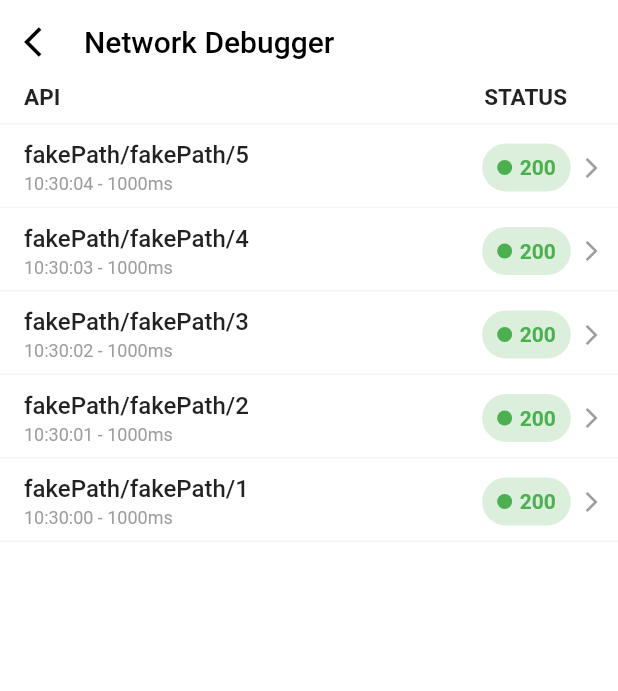
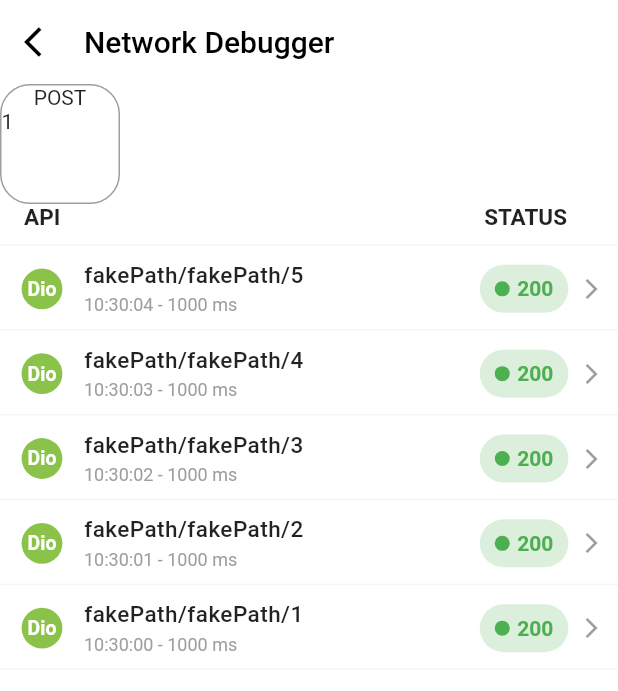
Before and after one commit to melior-vn/flutter_in_app_debugger, a Flutter app: the screen it shows after launch, after a tap on the "settings" icon, on a phone screen of 412 x 824 dp. Shown: the top 691 px of the screen. Run offline on Flutter 3.47's test engine with Material 2 defaults, Android fonts, the phone set to English and light mode, and no system bars; our stand-ins replace dio, plugin_platform_interface.

Commit message:
Update code

```diff
--- a/lib/home/overlay_view.dart
+++ b/lib/home/overlay_view.dart
@@ -2,9 +2,9 @@ import 'dart:async';
 
 import 'package:dio/dio.dart';
 import 'package:flutter/material.dart';
+import 'package:flutter_in_app_debugger/networks/models/models.dart';
 
 import '../networks/inspector_view.dart';
-import '../networks/models/network_event.dart';
 
 class FlutterInAppDebuggerView extends StatefulWidget {
   FlutterInAppDebuggerView() : super(key: FlutterInAppDebuggerView.globalKey);
@@ -55,7 +55,14 @@ class _FlutterInAppDebuggerViewState extends State<FlutterInAppDebuggerView>
   }
 
   NetworkEvent addNetworkRequest({required RequestOptions request}) {
-    final networkEvent = NetworkEvent(request: request);
+    final networkEvent = NetworkEvent(
+        request: NetworkRequest(
+      baseUrl: request.baseUrl,
+      path: request.path,
+      method: request.method,
+      requestObject: request,
+    ));
+
     _requests.insert(0, networkEvent);
     _requestsStream.add(networkEvent);
     return networkEvent;
@@ -63,13 +70,17 @@ class _FlutterInAppDebuggerViewState extends State<FlutterInAppDebuggerView>
 
   NetworkEvent? addNetworkResponse({required Response response}) {
     final networkEventIndex = _requests.indexWhere((element) =>
-        element.request.hashCode == response.requestOptions.hashCode);
+        element.request.requestObject.hashCode ==
+        response.requestOptions.hashCode);
     if (networkEventIndex != -1) {
-      _requests[networkEventIndex].setResponse = response;
+      _requests[networkEventIndex].setResponse = NetworkResponse(
+        response: response,
+        statusCode: response.statusCode ?? 999,
+      );
       _requestsStream.add(_requests[networkEventIndex]);
       return _requests[networkEventIndex];
     } else {
-      debugPrint('not found request');
+      debugPrint('[Flutter In-app Debugger] not found request');
       return null;
     }
   }
@@ -79,11 +90,11 @@ class _FlutterInAppDebuggerViewState extends State<FlutterInAppDebuggerView>
         element.request.hashCode == dioError.requestOptions.hashCode);
     if (networkEventIndex != -1) {
       final networkEvent = _requests[networkEventIndex];
-      networkEvent.setError = dioError;
+      networkEvent.setError = NetworkError(error: dioError);
       _requestsStream.add(networkEvent);
       return networkEvent;
     } else {
-      debugPrint('not found request');
+      debugPrint('[Flutter In-app Debugger] not found request');
       return null;
     }
   }
--- a/lib/interceptors/melior_dio_interceptor.dart
+++ b/lib/interceptors/melior_dio_interceptor.dart
@@ -4,7 +4,7 @@ import 'package:dio/dio.dart';
 
 import '../home/overlay_view.dart';
 
-enum FakeDataType { response, error }
+enum FakeDataType { response, error, onlyRequest }
 
 class MeliorDioInterceptors extends Interceptor {
   @override
@@ -77,6 +77,8 @@ class MeliorDioInterceptors extends Interceptor {
                   message: 'DioError',
                 ));
             break;
+          case FakeDataType.onlyRequest:
+            break;
         }
       });
       if (currentNumberOfRepetions == numberOfRepetions) {
--- /dev/null
+++ b/lib/networks/components/dio_logo_widget.dart
@@ -0,0 +1,30 @@
+import 'package:flutter/material.dart';
+
+import '../../configs/configs.dart';
+
+class DioLogoWidget extends StatelessWidget {
+  const DioLogoWidget({
+    Key? key,
+  }) : super(key: key);
+
+  @override
+  Widget build(BuildContext context) {
+    return Container(
+      width: DEFAULT_PADDING * 1.7,
+      height: DEFAULT_PADDING * 1.7,
+      padding: const EdgeInsets.all(DEFAULT_PADDING / 4),
+      decoration: BoxDecoration(
+        color: Colors.lightGreen,
+        borderRadius: BorderRadius.circular(20),
+      ),
+      child: const Center(
+        child: FittedBox(
+          child: Text(
+            'Dio',
+            style: TextStyle(color: Colors.white, fontWeight: FontWeight.w600),
+          ),
+        ),
+      ),
+    );
+  }
+}
--- /dev/null
+++ b/lib/networks/components/network_debugger_header_widget.dart
@@ -0,0 +1,68 @@
+import 'package:flutter/material.dart';
+
+import '../../configs/configs.dart';
+
+class NetworkDebuggerHeaderWidget extends StatelessWidget {
+  const NetworkDebuggerHeaderWidget({
+    Key? key,
+  }) : super(key: key);
+
+  @override
+  Widget build(BuildContext context) {
+    return Column(
+      mainAxisSize: MainAxisSize.min,
+      children: [
+        Row(
+          children: [
+            Container(
+              width: 80,
+              height: 80,
+              decoration: BoxDecoration(
+                border: Border.all(color: Colors.grey),
+                borderRadius: BorderRadius.circular(20),
+              ),
+              child: Column(
+                mainAxisSize: MainAxisSize.min,
+                children: [
+                  Text('POST'),
+                  Row(
+                    children: [Text('1')],
+                  )
+                ],
+              ),
+            )
+          ],
+        ),
+        Row(
+          children: const [
+            SizedBox(width: DEFAULT_PADDING),
+            NetworkDebuggerHeaderItemWidget(title: 'API'),
+            Spacer(),
+            NetworkDebuggerHeaderItemWidget(title: 'STATUS'),
+            SizedBox(width: DEFAULT_PADDING + 18)
+          ],
+        ),
+      ],
+    );
+  }
+}
+
+class NetworkDebuggerHeaderItemWidget extends StatelessWidget {
+  const NetworkDebuggerHeaderItemWidget({
+    Key? key,
+    required this.title,
+  }) : super(key: key);
+
+  final String title;
+
+  @override
+  Widget build(BuildContext context) {
+    return Text(
+      title,
+      style: const TextStyle(
+        fontSize: 15,
+        fontWeight: FontWeight.w700,
+      ),
+    );
+  }
+}
--- a/lib/networks/components/network_item_widget.dart
+++ b/lib/networks/components/network_item_widget.dart
@@ -2,15 +2,20 @@ import 'package:flutter/material.dart';
 import 'package:flutter_in_app_debugger/configs/configs.dart';
 import 'package:intl/intl.dart';
 
-import '../models/network_event.dart';
+import '../models/models.dart';
+import 'network_status_widget.dart';
 
 class NetworkItemWidget extends StatelessWidget {
   const NetworkItemWidget({
     Key? key,
     required this.networkEvent,
+    this.logo,
+    this.logoPadding = const EdgeInsets.only(right: DEFAULT_PADDING * 0.9),
   }) : super(key: key);
 
   final NetworkEvent networkEvent;
+  final Widget? logo;
+  final EdgeInsets logoPadding;
 
   @override
   Widget build(BuildContext context) {
@@ -21,17 +26,22 @@ class NetworkItemWidget extends StatelessWidget {
               .difference(networkEvent.requestTime)
               .inMilliseconds
               .toString() +
-          'ms';
+          ' ms';
     }
     return Padding(
       padding: const EdgeInsets.fromLTRB(
-        DEFAULT_PADDING,
+        DEFAULT_PADDING * 0.9,
         DEFAULT_PADDING * 2 / 3,
         DEFAULT_PADDING * 1.8 / 3,
         0,
       ),
       child: Row(
         children: [
+          if (logo != null)
+            Padding(
+              padding: logoPadding,
+              child: logo!,
+            ),
           Expanded(
             child: Column(
               mainAxisSize: MainAxisSize.min,
@@ -40,11 +50,12 @@ class NetworkItemWidget extends StatelessWidget {
                 Text(
                   networkEvent.request.path,
                   style: const TextStyle(
-                    fontSize: 16,
+                    fontSize: 15,
                     fontWeight: FontWeight.w500,
+                    letterSpacing: 0.3,
                   ),
                 ),
-                const SizedBox(height: 3),
+                const SizedBox(height: DEFAULT_PADDING / 4),
                 Text(
                   subTitle,
                   style: const TextStyle(
@@ -56,47 +67,9 @@ class NetworkItemWidget extends StatelessWidget {
               ],
             ),
           ),
-          Container(
-            padding: const EdgeInsets.symmetric(vertical: 8, horizontal: 10),
-            decoration: BoxDecoration(
-              color: networkEvent.statusTextColor.withOpacity(0.2),
-              borderRadius: BorderRadius.circular(16),
-            ),
-            child: Row(
-              mainAxisSize: MainAxisSize.min,
-              mainAxisAlignment: MainAxisAlignment.center,
-              children: [
-                networkEvent.status == NetworkRequestStatus.running
-                    ? Container(
-                        height: 14,
-                        width: 14,
-                        margin: const EdgeInsets.only(right: 8),
-                        child: CircularProgressIndicator(
-                          color: networkEvent.statusTextColor,
-                        ),
-                      )
-                    : Container(
-                        height: 10,
-                        width: 10,
-                        margin: const EdgeInsets.only(right: 5),
-                        decoration: BoxDecoration(
-                          color: networkEvent.statusTextColor,
-                          borderRadius: BorderRadius.circular(10),
-                        ),
-                      ),
-                Text(
-                  networkEvent.statusText,
-                  textAlign: TextAlign.center,
-                  style: TextStyle(
-                    color: networkEvent.statusTextColor,
-                    fontWeight: FontWeight.w600,
-                  ),
-                ),
-              ],
-            ),
-          ),
+          NetworkStatusWidget(networkEvent: networkEvent),
           const Padding(
-            padding: EdgeInsets.only(left: DEFAULT_PADDING * 1.1 / 3, right: 0),
+            padding: EdgeInsets.only(left: DEFAULT_PADDING * 1.4 / 3, right: 0),
             child: Icon(
               Icons.arrow_forward_ios,
               color: Colors.grey,
--- /dev/null
+++ b/lib/networks/components/network_status_widget.dart
@@ -0,0 +1,59 @@
+import 'package:flutter/material.dart';
+
+import '../models/models.dart';
+
+class NetworkStatusWidget extends StatelessWidget {
+  const NetworkStatusWidget({
+    Key? key,
+    required this.networkEvent,
+  }) : super(key: key);
+
+  final NetworkEvent networkEvent;
+
+  @override
+  Widget build(BuildContext context) {
+    return Container(
+      padding: const EdgeInsets.symmetric(vertical: 8, horizontal: 10),
+      decoration: BoxDecoration(
+        color: networkEvent.statusTextColor.withOpacity(0.2),
+        borderRadius: BorderRadius.circular(16),
+      ),
+      child: Row(
+        mainAxisSize: MainAxisSize.min,
+        mainAxisAlignment: MainAxisAlignment.center,
+        children: [
+          AnimatedContainer(
+            duration: const Duration(milliseconds: 500),
+            height:
+                networkEvent.status == NetworkRequestStatus.running ? 14 : 10,
+            width:
+                networkEvent.status == NetworkRequestStatus.running ? 14 : 10,
+            margin: EdgeInsets.only(
+                right: networkEvent.status == NetworkRequestStatus.running
+                    ? 8
+                    : 5),
+            decoration: networkEvent.status == NetworkRequestStatus.running
+                ? null
+                : BoxDecoration(
+                    color: networkEvent.statusTextColor,
+                    borderRadius: BorderRadius.circular(10),
+                  ),
+            child: networkEvent.status == NetworkRequestStatus.running
+                ? CircularProgressIndicator(
+                    color: networkEvent.statusTextColor,
+                  )
+                : null,
+          ),
+          Text(
+            networkEvent.statusText,
+            textAlign: TextAlign.center,
+            style: TextStyle(
+              color: networkEvent.statusTextColor,
+              fontWeight: FontWeight.w600,
+            ),
+          ),
+        ],
+      ),
+    );
+  }
+}
--- a/lib/networks/inspector_view.dart
+++ b/lib/networks/inspector_view.dart
@@ -2,6 +2,8 @@ import 'package:flutter/material.dart';
 import 'package:flutter_in_app_debugger/configs/configs.dart';
 import 'package:flutter_in_app_debugger/home/overlay_view.dart';
 
+import 'components/dio_logo_widget.dart';
+import 'components/network_debugger_header_widget.dart';
 import 'components/network_item_widget.dart';
 
 class SettingScreen extends StatefulWidget {
@@ -58,11 +60,12 @@ class _SettingScreenState extends State<SettingScreen> {
                     } else {
                       return NetworkItemWidget(
                         networkEvent: networkRequest[index - 1],
+                        logo: const DioLogoWidget(),
                       );
                     }
                   },
                   separatorBuilder: (context, index) => Container(
-                    margin: const EdgeInsets.only(top: DEFAULT_PADDING / 2),
+                    margin: const EdgeInsets.only(top: DEFAULT_PADDING / 1.8),
                     width: double.infinity,
                     height: 1,
                     color: Colors.grey.withOpacity(0.1),
@@ -74,42 +77,3 @@ class _SettingScreenState extends State<SettingScreen> {
     );
   }
 }
-
-class NetworkDebuggerHeaderWidget extends StatelessWidget {
-  const NetworkDebuggerHeaderWidget({
-    Key? key,
-  }) : super(key: key);
-
-  @override
-  Widget build(BuildContext context) {
-    return Row(
-      children: const [
-        SizedBox(width: DEFAULT_PADDING),
-        NetworkDebuggerHeaderItemWidget(title: 'API'),
-        Spacer(),
-        NetworkDebuggerHeaderItemWidget(title: 'STATUS'),
-        SizedBox(width: DEFAULT_PADDING + 18)
-      ],
-    );
-  }
-}
-
-class NetworkDebuggerHeaderItemWidget extends StatelessWidget {
-  const NetworkDebuggerHeaderItemWidget({
-    Key? key,
-    required this.title,
-  }) : super(key: key);
-
-  final String title;
-
-  @override
-  Widget build(BuildContext context) {
-    return Text(
-      title,
-      style: const TextStyle(
-        fontSize: 15,
-        fontWeight: FontWeight.w700,
-      ),
-    );
-  }
-}
--- /dev/null
+++ b/lib/networks/models/models.dart
@@ -0,0 +1,6 @@
+export 'network_error.dart';
+export 'network_event.dart';
+export 'network_request.dart';
+export 'network_response.dart';
+
+enum NetworkRequestStatus { running, done, failed }
--- /dev/null
+++ b/lib/networks/models/network_error.dart
@@ -0,0 +1,7 @@
+class NetworkError<T> {
+  NetworkError({
+    required this.error,
+  });
+
+  final T error;
+}
--- a/lib/networks/models/network_event.dart
+++ b/lib/networks/models/network_event.dart
@@ -1,31 +1,33 @@
-import 'package:dio/dio.dart';
 import 'package:flutter/material.dart';
 
-class NetworkEvent {
+import 'models.dart';
+
+class NetworkEvent<R, T> {
   NetworkEvent({
     required this.request,
-    Response? response,
-    DioError? error,
+    NetworkResponse<T>? response,
+    NetworkError<T>? error,
   })  : requestTime = DateTime.now(),
         _response = response,
+        _error = error,
         _responseTime =
             response != null || error != null ? DateTime.now() : null;
 
-  final RequestOptions request;
+  final NetworkRequest<R> request;
   final DateTime requestTime;
   DateTime? _responseTime;
   DateTime? get responseTime => _responseTime;
 
-  Response? _response;
-  Response? get response => _response;
-  set setResponse(Response response) {
+  NetworkResponse<T>? _response;
+  NetworkResponse<T>? get response => _response;
+  set setResponse(NetworkResponse<T> response) {
     _response = response;
     _responseTime = DateTime.now();
   }
 
-  DioError? _error;
-  DioError? get error => _error;
-  set setError(DioError error) {
+  NetworkError<T>? _error;
+  NetworkError<T>? get error => _error;
+  set setError(NetworkError<T> error) {
     _error = error;
     _responseTime = DateTime.now();
   }
@@ -52,14 +54,14 @@ class NetworkEvent {
         }
 
       case NetworkRequestStatus.failed:
-        return 'DioError';
+        return 'Error';
     }
   }
 
   Color get statusTextColor {
     switch (status) {
       case NetworkRequestStatus.running:
-        return Colors.yellow;
+        return Colors.yellow.shade900;
       case NetworkRequestStatus.done:
         if (response?.statusCode == 200) {
           return Colors.green;
@@ -71,5 +73,3 @@ class NetworkEvent {
     }
   }
 }
-
-enum NetworkRequestStatus { running, done, failed }
--- /dev/null
+++ b/lib/networks/models/network_request.dart
@@ -0,0 +1,13 @@
+class NetworkRequest<R> {
+  NetworkRequest({
+    required this.baseUrl,
+    required this.path,
+    required this.method,
+    required this.requestObject,
+  });
+
+  final String baseUrl;
+  final String path;
+  final String method;
+  final R requestObject;
+}
--- /dev/null
+++ b/lib/networks/models/network_response.dart
@@ -0,0 +1,9 @@
+class NetworkResponse<T> {
+  NetworkResponse({
+    required this.response,
+    required this.statusCode,
+  });
+
+  final T response;
+  final int statusCode;
+}
```
Also changed, not shown: example/pubspec.lock, 1 other file.
